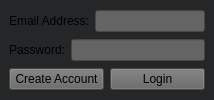
The window that tempClient/login.ui (Skyfligher/DBMS_Project) describes before a commit, drawn with Qt 5.
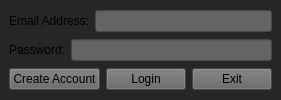
The same window after the commit.

Commit message: Exit Button

```diff
--- a/tempClient/login.ui
+++ b/tempClient/login.ui
@@ -493,6 +493,13 @@
         </property>
        </widget>
       </item>
+      <item>
+       <widget class="QPushButton" name="pushButton_3">
+        <property name="text">
+         <string>Exit</string>
+        </property>
+       </widget>
+      </item>
      </layout>
     </item>
    </layout>
```
The commit also changes 23 other files.
